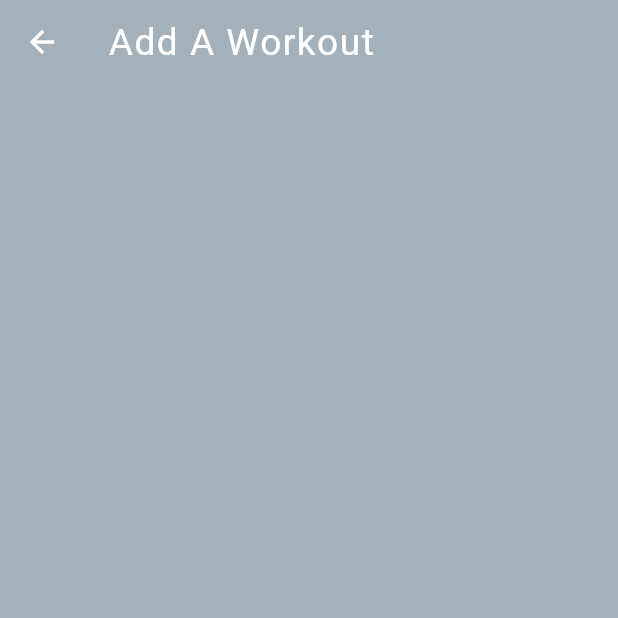
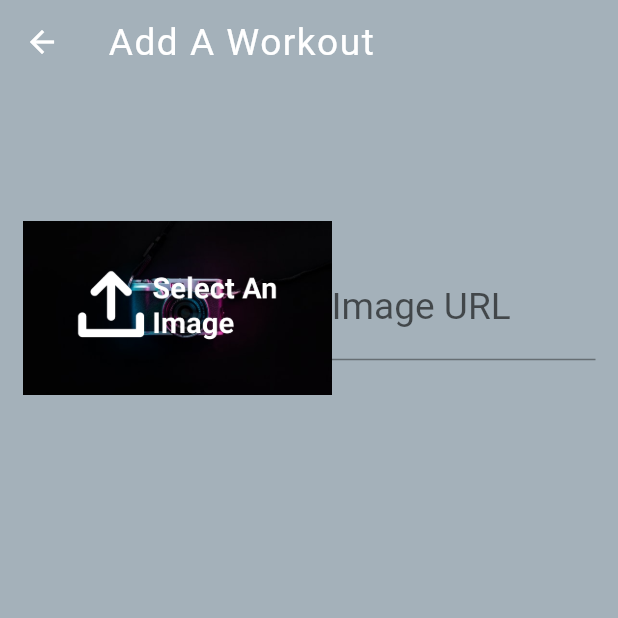
Before and after one commit to TeenFit/teenfit, a Flutter app: the AddWorkoutScreen screen opened by its route, on a phone screen of 412 x 824 dp, the top half of it. Run offline on Flutter 3.47's test engine with Material 2 defaults, Android fonts, the phone set to English and light mode, and no system bars; our stand-ins replace carousel_slider, circular_countdown_timer, material_floating_search_bar, smooth_page_indicator.

Commit message:
adding image to workout

```diff
--- a/lib/screens/add_workout_screen.dart
+++ b/lib/screens/add_workout_screen.dart
@@ -1,8 +1,23 @@
 import 'package:flutter/material.dart';
-import 'package:teenfit/providers/workout.dart';
 
-class AddWorkoutScreen extends StatelessWidget {
+import '../providers/workout.dart';
+
+class AddWorkoutScreen extends StatefulWidget {
   static const routeName = '/add-workout-screen';
+
+  @override
+  State<AddWorkoutScreen> createState() => _AddWorkoutScreenState();
+}
+
+class _AddWorkoutScreenState extends State<AddWorkoutScreen> {
+  final _formKey3 = GlobalKey<FormState>();
+  final _imageUrlController = TextEditingController();
+
+  @override
+  void dispose() {
+    _imageUrlController.dispose();
+    super.dispose();
+  }
 
   @override
   Widget build(BuildContext context) {
@@ -11,7 +26,77 @@ class AddWorkoutScreen extends StatelessWidget {
     final _appBarHeight =
         (AppBar().preferredSize.height + _mediaQuery.padding.top);
 
+    String imageUrl = '';
+
     Workout? workout = ModalRoute.of(context)?.settings.arguments as Workout?;
+
+    Future<void> _submit() async {
+      if (!_formKey3.currentState!.validate()) {
+        return;
+      }
+
+      _formKey3.currentState!.save();
+      print(_imageUrlController.text);
+
+      Navigator.of(context).pop();
+    }
+
+    Widget buildAddImage() {
+      return Padding(
+        padding: const EdgeInsets.all(15.0),
+        child: Container(
+          height: (_mediaQuery.size.height - _appBarHeight) * 0.25,
+          width: _mediaQuery.size.width,
+          child: Row(
+            children: [
+              Container(
+                height: _mediaQuery.size.height * 0.25,
+                width: _mediaQuery.size.height * 0.25,
+                child: _imageUrlController.text.isEmpty
+                    ? Image.asset('assets/images/UploadImage.png')
+                    : FadeInImage(
+                        image: AssetImage(_imageUrlController.text),
+                        imageErrorBuilder: (context, image, stackTrace) =>
+                            Image.asset('assets/images/ImageUploadError.png'),
+                        placeholder:
+                            AssetImage('assets/images/loading-gif.gif'),
+                        fit: BoxFit.contain,
+                      ),
+              ),
+              Expanded(
+                child: TextFormField(
+                  controller: _imageUrlController,
+                  decoration: InputDecoration(
+                    labelText: 'Image URL',
+                    labelStyle:
+                        TextStyle(fontSize: _mediaQuery.size.height * 0.03),
+                  ),
+                  style: TextStyle(
+                    fontSize: 20,
+                  ),
+                  keyboardType: TextInputType.url,
+                  textInputAction: TextInputAction.done,
+                  onEditingComplete: () {
+                    setState(() {});
+                  },
+                  validator: (value) {
+                    if (value.toString().isEmpty) {
+                      return 'URL is Required';
+                    } else if (value.toString().contains(' ')) {
+                      return 'Please Remove Spaces';
+                    }
+                    return null;
+                  },
+                  onSaved: (input) {
+                    imageUrl = input.toString();
+                  },
+                ),
+              ),
+            ],
+          ),
+        ),
+      );
+    }
 
     return Scaffold(
       backgroundColor: _theme.highlightColor,
@@ -31,14 +116,21 @@ class AddWorkoutScreen extends StatelessWidget {
           ),
         ),
       ),
-      body: SingleChildScrollView(
-        child: Column(
-          children: [
-            SizedBox(
-              height: _mediaQuery.size.height * 0.05,
+      body: Container(
+        height: _mediaQuery.size.height - _appBarHeight,
+        width: _mediaQuery.size.width,
+        child: SingleChildScrollView(
+          child: Form(
+            key: _formKey3,
+            child: Column(
+              children: [
+                SizedBox(
+                  height: (_mediaQuery.size.height - _appBarHeight) * 0.05,
+                ),
+                buildAddImage(),
+              ],
             ),
-
-          ],
+          ),
         ),
       ),
     );
--- a/lib/screens/auth/signup_screen.dart
+++ b/lib/screens/auth/signup_screen.dart
@@ -17,6 +17,12 @@ class _SignupScreenState extends State<SignupScreen> {
   bool isLoading = false;
   TextEditingController textEditingController = TextEditingController();
   final GlobalKey<FormState> _formkey1 = GlobalKey<FormState>();
+
+  @override
+  void dispose() {
+    textEditingController.dispose();
+    super.dispose();
+  }
 
   @override
   Widget build(BuildContext context) {
--- a/lib/screens/exercise_screen.dart
+++ b/lib/screens/exercise_screen.dart
@@ -18,6 +18,8 @@ class ExerciseScreen extends StatefulWidget {
 
 class _ExerciseScreenState extends State<ExerciseScreen> {
   CarouselController _carouselController = CarouselController();
+  CountDownController _countDownController = CountDownController();
+  CountDownController _restCountDownController = CountDownController();
 
   void goToNext() {
     _carouselController.nextPage();
@@ -30,8 +32,6 @@ class _ExerciseScreenState extends State<ExerciseScreen> {
     final _appBarHeight =
         (AppBar().preferredSize.height + _mediaQuery.padding.top);
 
-    CountDownController _countDownController = CountDownController();
-    CountDownController _restCountDownController = CountDownController();
     //add carousel
 
     final List<Exercise> exercises =
--- a/pubspec.yaml
+++ b/pubspec.yaml
@@ -61,6 +61,8 @@ flutter:
   - assets/images/teen_fit_logo_white_withpeople_withbackground.png
   - assets/images/water_bottle.jpg
   - assets/images/trash.png
+  - assets/images/ImageUploadError.png
+  - assets/images/UploadImage.png
 
 
   # An image asset can refer to one or more resolution-specific "variants", see
```
Also changed, not shown: lib/screens/auth/login_screen.dart (+21 -7 lines), assets/images/ImageUploadError.png (added), assets/images/UploadImage.png (added).
